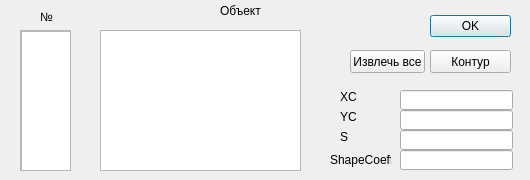
First picture: the form in propdialog.ui, repository Orin-dev/Mephi, before the edit.
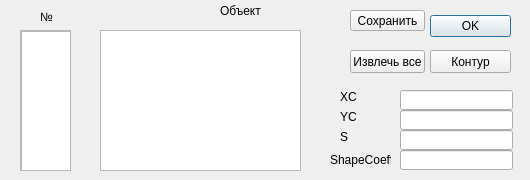
Second picture: the form after the edit.

Patch:
```diff
--- a/propdialog.ui
+++ b/propdialog.ui
@@ -219,6 +219,19 @@
     <string>ShapeCoeff</string>
    </property>
   </widget>
+  <widget class="QPushButton" name="pushButton_3">
+   <property name="geometry">
+    <rect>
+     <x>350</x>
+     <y>10</y>
+     <width>75</width>
+     <height>21</height>
+    </rect>
+   </property>
+   <property name="text">
+    <string>Сохранить</string>
+   </property>
+  </widget>
  </widget>
  <resources/>
  <connections>
```
